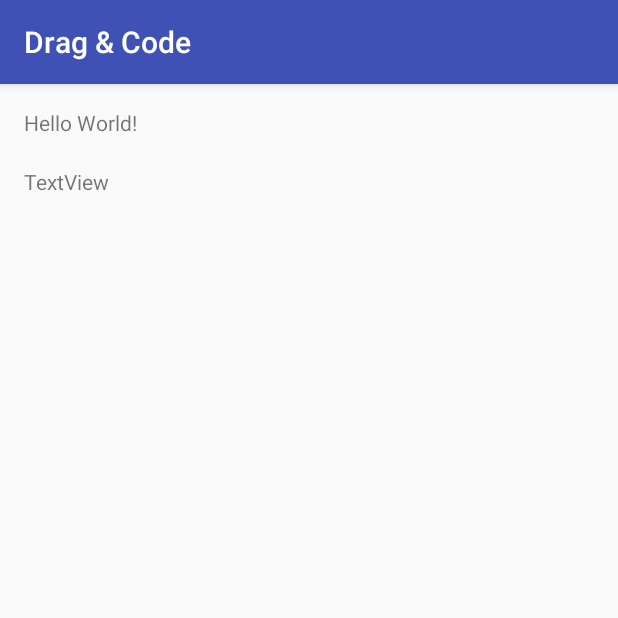
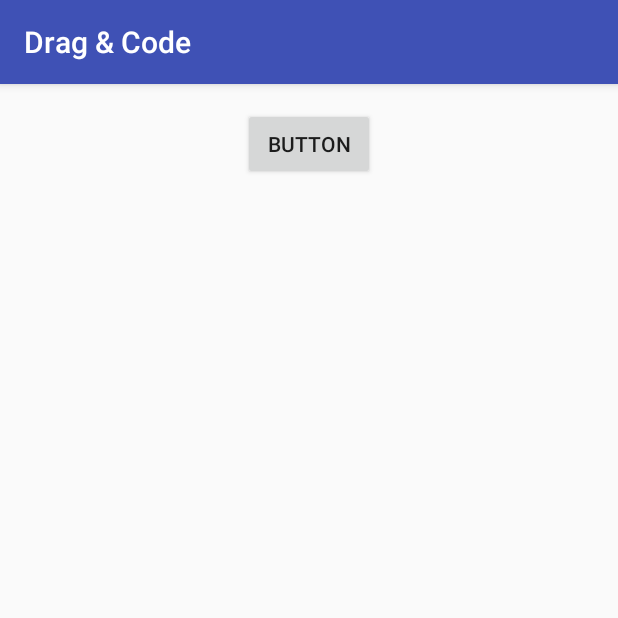
Before and after one commit to Tenkaire/CMPT276Project, an Android app: the screen it shows after launch (MainActivity), on a phone screen of 412 x 824 dp, the top half of it. Run offline under Robolectric (Android 15) with nearby library versions, the phone set to English and light mode, and no system bars.

```diff
--- a/Drag&Code/app/src/main/java/com/group8/dragcode/MainActivity.java
+++ b/Drag&Code/app/src/main/java/com/group8/dragcode/MainActivity.java
@@ -1,6 +1,7 @@
 package com.group8.dragcode;
 
 import android.content.ClipData;
+import android.content.Intent;
 import android.os.Build;
 import android.support.v7.app.AppCompatActivity;
 import android.os.Bundle;
@@ -10,6 +11,9 @@ import android.view.MotionEvent;
 import android.view.View;
 import android.widget.TextView;
 
+import com.group8.dragcode.qclasses.Module;
+import com.group8.dragcode.qclasses.Question;
+
 public class MainActivity extends AppCompatActivity
 {
 
@@ -18,57 +22,15 @@ public class MainActivity extends AppCompatActivity
     {
         super.onCreate(savedInstanceState);
         setContentView(R.layout.activity_main);
-
-        TextView tv_module = (TextView) findViewById(R.id.tv_hw);
-        TextView tv_code = (TextView) findViewById(R.id.tv_code);
-
-        tv_module.setOnTouchListener(new ModuleDragListener());
-        tv_code.setOnDragListener(new CodeDropListener());
     }
 
-    private class ModuleDragListener implements View.OnTouchListener
+    public void onClickQuestion(View v)
     {
-        @Override
-        public boolean onTouch(View v, MotionEvent event)
-        {
-            if (event.getAction() == MotionEvent.ACTION_DOWN)
-            {
-                ClipData clipData = ClipData.newPlainText("", "");
-                View.DragShadowBuilder dragShadowBuilder = new View.DragShadowBuilder(v);
-                if (Build.VERSION.SDK_INT < Build.VERSION_CODES.N)
-                {
-                    v.startDrag(clipData, dragShadowBuilder, v, 0);
-                }
-                else
-                {
-                    v.startDragAndDrop(clipData, dragShadowBuilder, v, 0);
-                }
-                return true;
-            }
-            else
-            {
-                return false;
-            }
-        }
-    }
+        // In reality, this will be the key to the question being clicked on
+        String qkey = "TEST";
 
-    private class CodeDropListener implements View.OnDragListener
-    {
-        @Override
-        public boolean onDrag(View v, DragEvent event)
-        {
-            if (event.getAction() == DragEvent.ACTION_DROP)
-            {
-                TextView moduleTV = (TextView) event.getLocalState();
-                TextView codeTV = (TextView) v;
-
-                String moduleText = moduleTV.getText().toString();
-                String codeText = codeTV.getText().toString();
-                String combined = codeText + " " + moduleText;
-
-                codeTV.setText(combined);
-            }
-            return true;
-        }
+        Intent intent = new Intent(this, QuestionActivity.class);
+        intent.putExtra("QKEY", qkey);
+        startActivity(intent);
     }
 }
--- a/Drag&Code/app/src/main/res/layout/activity_main.xml
+++ b/Drag&Code/app/src/main/res/layout/activity_main.xml
@@ -10,22 +10,13 @@
     android:paddingTop="@dimen/activity_vertical_margin"
     tools:context="com.group8.dragcode.MainActivity">
 
-    <TextView
+    <Button
+        android:id="@+id/button"
         android:layout_width="wrap_content"
         android:layout_height="wrap_content"
-        android:text="Hello World!"
-        android:id="@+id/tv_hw" />
+        android:layout_alignParentTop="true"
+        android:layout_centerHorizontal="true"
+        android:onClick="onClickQuestion"
+        android:text="Button" />
 
-    <TextView
-        android:text="TextView"
-        android:layout_width="wrap_content"
-        android:layout_height="wrap_content"
-        android:layout_below="@+id/tv_hw"
-        android:layout_alignParentLeft="true"
-        android:layout_alignParentStart="true"
-        android:layout_marginTop="20dp"
-        android:id="@+id/tv_code"
-        android:layout_alignParentRight="true"
-        android:layout_alignParentEnd="true"
-        android:layout_alignParentBottom="true" />
 </RelativeLayout>
--- a/Drag&Code/app/src/main/res/layout/activity_question.xml
+++ b/Drag&Code/app/src/main/res/layout/activity_question.xml
@@ -8,7 +8,7 @@
     tools:layout_editor_absoluteY="81dp"
     tools:layout_editor_absoluteX="0dp">
 
-    <EditText
+    <com.group8.dragcode.qclasses.CodeBox
         android:id="@+id/et_codeBox"
         android:layout_width="0dp"
         android:layout_height="0dp"
@@ -18,6 +18,7 @@
         android:layout_marginTop="16dp"
         android:ems="10"
         android:inputType="textMultiLine"
+        android:focusable="false"
         app:layout_constraintBottom_toTopOf="@+id/gl_qstn"
         app:layout_constraintLeft_toLeftOf="parent"
         app:layout_constraintRight_toRightOf="parent"
```
Also changed, not shown: Drag&Code/app/src/main/java/com/group8/dragcode/QuestionActivity.java (+31 -6 lines), Drag&Code/app/src/main/java/com/group8/dragcode/qclasses/CodeBox.java (added, +132 -0 lines), Drag&Code/app/src/main/java/com/group8/dragcode/qclasses/Module.java (added, +73 -0 lines), Drag&Code/app/src/main/java/com/group8/dragcode/qclasses/Question.java (renamed from Drag&Code/app/src/main/java/com/group8/dragcode/Question.java, +15 -6 lines), Drag&Code/app/src/main/java/com/group8/dragcode/qclasses/XMLReader.java (added, +90 -0 lines), Drag&Code/app/src/main/res/xml/modules.xml (added, +10 -0 lines), Drag&Code/app/src/main/res/xml/questions.xml (added, +14 -0 lines).
